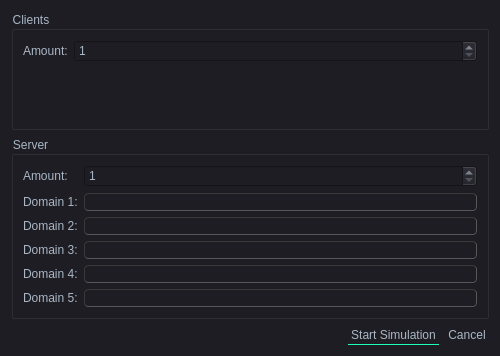
Before: the Qt Designer form src/views/dialogs/settingsdialog.ui in Filan-glitch/NetSim, drawn with Qt 5.
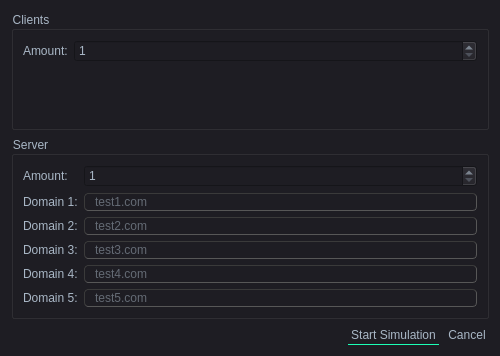
After: the same form once the commit is applied. Icons and pictures are not drawn.

Patch:
```diff
--- a/src/views/dialogs/settingsdialog.ui
+++ b/src/views/dialogs/settingsdialog.ui
@@ -534,6 +534,9 @@
           <verstretch>0</verstretch>
          </sizepolicy>
         </property>
+        <property name="placeholderText">
+         <string>test1.com</string>
+        </property>
        </widget>
       </item>
       <item row="2" column="0">
@@ -557,6 +560,9 @@
           <verstretch>0</verstretch>
          </sizepolicy>
         </property>
+        <property name="placeholderText">
+         <string>test2.com</string>
+        </property>
        </widget>
       </item>
       <item row="3" column="0">
@@ -580,6 +586,9 @@
           <verstretch>0</verstretch>
          </sizepolicy>
         </property>
+        <property name="placeholderText">
+         <string>test3.com</string>
+        </property>
        </widget>
       </item>
       <item row="4" column="0">
@@ -603,6 +612,9 @@
           <verstretch>0</verstretch>
          </sizepolicy>
         </property>
+        <property name="placeholderText">
+         <string>test4.com</string>
+        </property>
        </widget>
       </item>
       <item row="5" column="0">
@@ -626,6 +638,9 @@
           <verstretch>0</verstretch>
          </sizepolicy>
         </property>
+        <property name="placeholderText">
+         <string>test5.com</string>
+        </property>
        </widget>
       </item>
      </layout>
```
